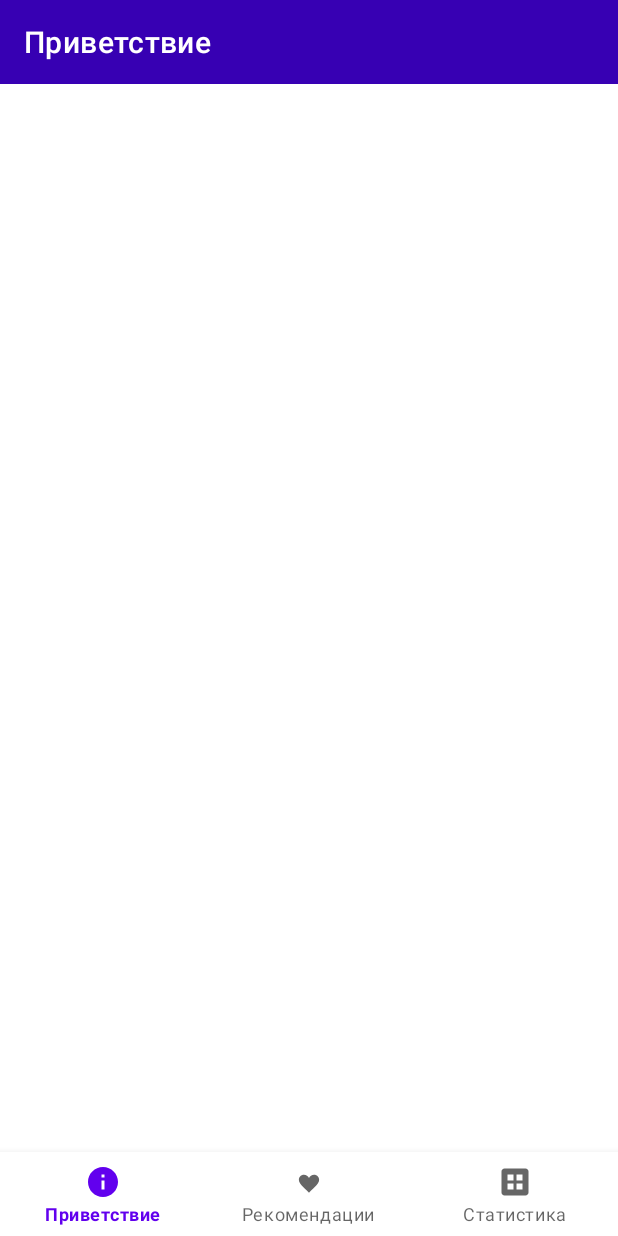
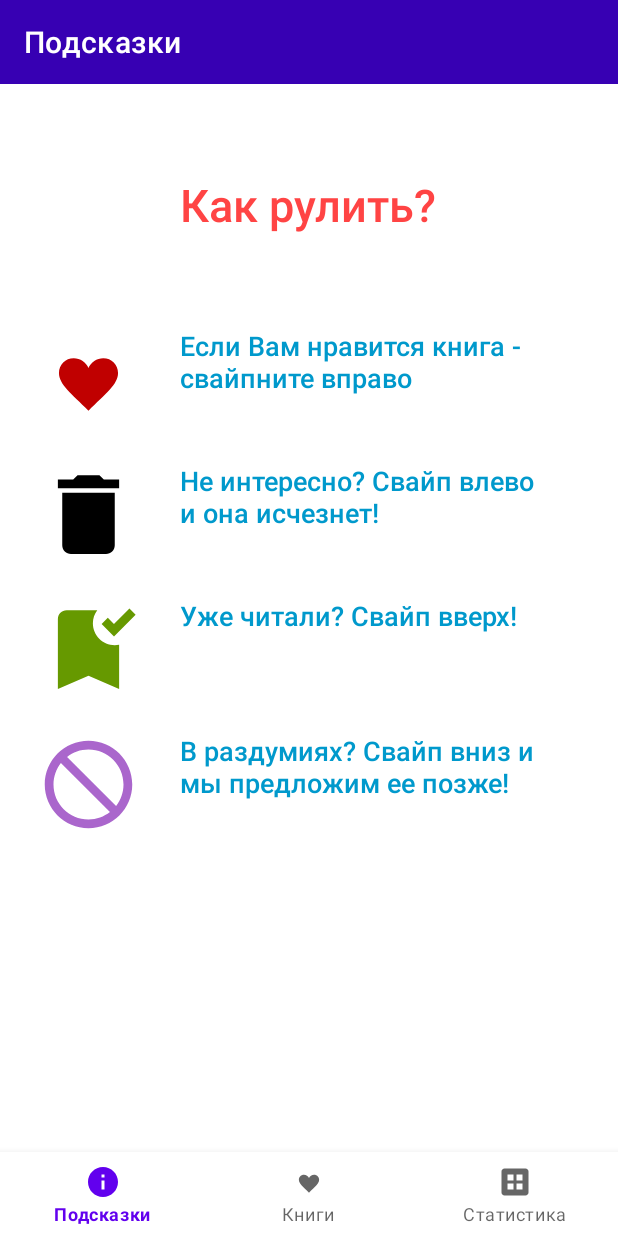
Before and after one commit to V0D14Ka/BookTestTask, an Android app: the screen it shows after launch (MainActivity), on a phone screen of 412 x 824 dp. Run offline under Robolectric (Android 15) with nearby library versions, the phone set to English and light mode, and no system bars; our stand-ins replace navigation-ui; libraries missing offline, so code that uses them is left out: com.github.javafaker; 1 statement that could not run was skipped.

Commit message:
start fragment, some fix

```diff
--- a/app/src/main/java/com/example/booktesttask/App.kt
+++ b/app/src/main/java/com/example/booktesttask/App.kt
@@ -11,7 +11,6 @@ import com.example.booktesttask.sources.SourcesProvider
 
 class App : Application() {
     private lateinit var sourcesProvider: SourcesProvider
-    // --- repositories
     override fun onCreate() {
         super.onCreate()
         SharedPreferencesAppSettings.init(this)
--- a/app/src/main/java/com/example/booktesttask/models/book/BookAdapter.kt
+++ b/app/src/main/java/com/example/booktesttask/models/book/BookAdapter.kt
@@ -42,11 +42,11 @@ class BookAdapter (
             if(item.preview.isNotBlank()) {
                 Glide.with(itemImage)
                     .load(item.preview)
-                    .placeholder(R.drawable.ic_launcher_background)
-                    .error(R.drawable.ic_launcher_background)
+                    .placeholder(R.drawable.ic_image)
+                    .error(R.drawable.ic_image)
                     .into(itemImage)
             }else {
-                itemImage.setImageResource(R.drawable.ic_launcher_background)
+                itemImage.setImageResource(R.drawable.ic_image)
             }
         }
     }
--- a/app/src/main/java/com/example/booktesttask/screens/info/InfoViewModel.kt
+++ b/app/src/main/java/com/example/booktesttask/screens/info/InfoViewModel.kt
@@ -31,7 +31,7 @@ class InfoViewModel(private val userRepository: UserRepository): ViewModel() {
 
     fun getUser() = viewModelScope.launch {
         showProgress()
-        delay(1000)
+        delay(500)
         try {
             userRepository.getInfo()
             userRepository.addListener(listener)
--- a/app/src/main/java/com/example/booktesttask/screens/main/SplashFragment.kt
+++ b/app/src/main/java/com/example/booktesttask/screens/main/SplashFragment.kt
@@ -30,7 +30,7 @@ class SplashFragment: Fragment(R.layout.fragment_splash) {
         intent.addFlags(Intent.FLAG_ACTIVITY_NEW_TASK or Intent.FLAG_ACTIVITY_CLEAR_TASK)
         val args = MainActivityArgs(isSignedIn)
         intent.putExtras(args.toBundle())
-        Handler().postDelayed({startActivity(intent)}, 5000)
+        Handler().postDelayed({startActivity(intent)}, 2000)
 //        startActivity(intent)
     }
 
--- /dev/null
+++ b/app/src/main/res/drawable/ic_image.xml
@@ -0,0 +1,5 @@
+<vector android:height="24dp" android:tint="#000000"
+    android:viewportHeight="24" android:viewportWidth="24"
+    android:width="24dp" xmlns:android="http://schemas.android.com/apk/res/android">
+    <path android:fillColor="@android:color/white" android:pathData="M21,19V5c0,-1.1 -0.9,-2 -2,-2H5c-1.1,0 -2,0.9 -2,2v14c0,1.1 0.9,2 2,2h14c1.1,0 2,-0.9 2,-2zM8.5,13.5l2.5,3.01L14.5,12l4.5,6H5l3.5,-4.5z"/>
+</vector>
--- a/app/src/main/res/drawable/ic_not_interested.xml
+++ b/app/src/main/res/drawable/ic_not_interested.xml
@@ -1,5 +1,5 @@
 <vector android:height="130dp"
     android:viewportHeight="24" android:viewportWidth="24"
     android:width="130dp" xmlns:android="http://schemas.android.com/apk/res/android">
-    <path android:fillColor="@android:color/holo_green_dark" android:pathData="M12,2C6.48,2 2,6.48 2,12s4.48,10 10,10 10,-4.48 10,-10S17.52,2 12,2zM12,20c-4.42,0 -8,-3.58 -8,-8 0,-1.85 0.63,-3.55 1.69,-4.9L16.9,18.31C15.55,19.37 13.85,20 12,20zM18.31,16.9L7.1,5.69C8.45,4.63 10.15,4 12,4c4.42,0 8,3.58 8,8 0,1.85 -0.63,3.55 -1.69,4.9z"/>
+    <path android:fillColor="@android:color/holo_purple" android:pathData="M12,2C6.48,2 2,6.48 2,12s4.48,10 10,10 10,-4.48 10,-10S17.52,2 12,2zM12,20c-4.42,0 -8,-3.58 -8,-8 0,-1.85 0.63,-3.55 1.69,-4.9L16.9,18.31C15.55,19.37 13.85,20 12,20zM18.31,16.9L7.1,5.69C8.45,4.63 10.15,4 12,4c4.42,0 8,3.58 8,8 0,1.85 -0.63,3.55 -1.69,4.9z"/>
 </vector>
--- a/app/src/main/res/layout/fragment_info.xml
+++ b/app/src/main/res/layout/fragment_info.xml
@@ -97,13 +97,13 @@
             android:id="@+id/topgenres"
             android:layout_width="wrap_content"
             android:layout_height="wrap_content"
-            tools:text="12"
             android:fontFamily="sans-serif-medium"
+            android:textColor="@android:color/holo_blue_dark"
             android:textSize="18sp"
-            android:textColor="@android:color/holo_blue_dark"
             app:layout_constraintBottom_toBottomOf="@id/texttopgenres"
-            app:layout_constraintEnd_toEndOf="@id/readcount"
-            app:layout_constraintTop_toTopOf="@id/texttopgenres" />
+            app:layout_constraintStart_toStartOf="@+id/readcount"
+            app:layout_constraintTop_toTopOf="@id/texttopgenres"
+            android:text="В разработке" />
 
         <Button
             android:id="@+id/ShareButton"
@@ -112,8 +112,10 @@
             android:text="Поделиться"
             app:layout_constraintBottom_toBottomOf="parent"
             app:layout_constraintEnd_toEndOf="parent"
+            app:layout_constraintHorizontal_bias="0.498"
             app:layout_constraintStart_toStartOf="parent"
-            app:layout_constraintTop_toBottomOf="@+id/textView" />
+            app:layout_constraintTop_toBottomOf="@+id/textView"
+            app:layout_constraintVertical_bias="0.645" />
     </androidx.constraintlayout.widget.ConstraintLayout>
 
     <ProgressBar
--- a/app/src/main/res/layout/fragment_start.xml
+++ b/app/src/main/res/layout/fragment_start.xml
@@ -1,6 +1,103 @@
 <?xml version="1.0" encoding="utf-8"?>
 <androidx.constraintlayout.widget.ConstraintLayout xmlns:android="http://schemas.android.com/apk/res/android"
+    xmlns:app="http://schemas.android.com/apk/res-auto"
+    xmlns:tools="http://schemas.android.com/tools"
     android:layout_width="match_parent"
     android:layout_height="match_parent">
 
+    <TextView
+        android:id="@+id/guide"
+        android:layout_width="wrap_content"
+        android:layout_height="wrap_content"
+        android:layout_marginTop="60dp"
+        android:text="Как рулить?"
+        android:fontFamily="sans-serif-medium"
+        android:textSize="30sp"
+        android:textColor="@android:color/holo_red_light"
+        app:layout_constraintEnd_toEndOf="parent"
+        app:layout_constraintHorizontal_bias="0.498"
+        app:layout_constraintStart_toStartOf="parent"
+        app:layout_constraintTop_toTopOf="parent" />
+
+    <ImageView
+        android:id="@+id/likeView"
+        android:layout_width="70dp"
+        android:layout_height="70dp"
+        android:layout_marginStart="24dp"
+        app:layout_constraintBottom_toBottomOf="parent"
+        app:layout_constraintStart_toStartOf="parent"
+        app:layout_constraintTop_toTopOf="parent"
+        app:layout_constraintVertical_bias="0.252"
+        app:srcCompat="@drawable/ic_item_heart" />
+
+    <ImageView
+        android:id="@+id/dislikeView"
+        android:layout_width="70dp"
+        android:layout_height="70dp"
+        android:layout_marginTop="20dp"
+        app:layout_constraintStart_toStartOf="@id/likeView"
+        app:layout_constraintTop_toBottomOf="@id/likeView"
+        app:srcCompat="@drawable/ic_dislike" />
+
+    <ImageView
+        android:id="@+id/alreadyreadView"
+        android:layout_width="70dp"
+        android:layout_height="70dp"
+        android:layout_marginTop="20dp"
+        app:layout_constraintStart_toStartOf="@id/dislikeView"
+        app:layout_constraintTop_toBottomOf="@id/dislikeView"
+        app:srcCompat="@drawable/ic_already_read" />
+
+    <ImageView
+        android:id="@+id/imageView4"
+        android:layout_width="70dp"
+        android:layout_marginTop="20dp"
+        android:layout_height="70dp"
+        app:layout_constraintStart_toStartOf="@id/alreadyreadView"
+        app:layout_constraintTop_toBottomOf="@id/alreadyreadView"
+        app:srcCompat="@drawable/ic_not_interested" />
+
+    <TextView
+        android:id="@+id/likeText"
+        android:layout_width="250dp"
+        android:layout_height="wrap_content"
+        android:fontFamily="sans-serif-medium"
+        android:text="@string/liketext"
+        android:textColor="@android:color/holo_blue_dark"
+        android:textSize="18sp"
+        app:layout_constraintStart_toStartOf="@+id/guide"
+        app:layout_constraintTop_toTopOf="@+id/likeView" />
+
+    <TextView
+        android:id="@+id/dislikeText"
+        android:layout_width="250dp"
+        android:layout_height="wrap_content"
+        android:text="@string/disliketext"
+        android:fontFamily="sans-serif-medium"
+        android:textSize="18sp"
+        android:textColor="@android:color/holo_blue_dark"
+        app:layout_constraintStart_toStartOf="@id/likeText"
+        app:layout_constraintTop_toTopOf="@+id/dislikeView" />
+
+    <TextView
+        android:id="@+id/alreadyText"
+        android:layout_width="250dp"
+        android:layout_height="wrap_content"
+        android:text="@string/alreadytext"
+        android:fontFamily="sans-serif-medium"
+        android:textSize="18sp"
+        android:textColor="@android:color/holo_blue_dark"
+        app:layout_constraintStart_toStartOf="@id/dislikeText"
+        app:layout_constraintTop_toTopOf="@+id/alreadyreadView" />
+
+    <TextView
+        android:id="@+id/skipText"
+        android:layout_width="250dp"
+        android:layout_height="wrap_content"
+        android:text="@string/skiptext"
+        android:fontFamily="sans-serif-medium"
+        android:textSize="18sp"
+        android:textColor="@android:color/holo_blue_dark"
+        app:layout_constraintStart_toStartOf="@id/alreadyText"
+        app:layout_constraintTop_toTopOf="@+id/imageView4" />
 </androidx.constraintlayout.widget.ConstraintLayout>
--- a/app/src/main/res/menu/main_menu.xml
+++ b/app/src/main/res/menu/main_menu.xml
@@ -2,11 +2,11 @@
 <menu xmlns:android="http://schemas.android.com/apk/res/android">
 
     <item android:id="@+id/startFragment"
-        android:title="Приветствие"
+        android:title="Подсказки"
         android:icon="@drawable/ic_info"/>
 
     <item android:id="@+id/tinderFragment"
-        android:title="Рекомендации"
+        android:title="Книги"
         android:icon="@drawable/ic_item_heart"/>
 
     <item android:id="@+id/infoFragment"
--- a/app/src/main/res/navigation/nav_graph.xml
+++ b/app/src/main/res/navigation/nav_graph.xml
@@ -11,7 +11,7 @@
     <fragment
         android:id="@+id/startFragment"
         android:name="com.example.booktesttask.screens.start.StartFragment"
-        android:label="Приветствие" />
+        android:label="Подсказки" />
     <fragment
         android:id="@+id/tinderFragment"
         android:name="com.example.booktesttask.screens.tinder.TinderFragment"
--- a/app/src/main/res/values/strings.xml
+++ b/app/src/main/res/values/strings.xml
@@ -1,3 +1,7 @@
 <resources>
     <string name="app_name">BookTestTask</string>
+    <string name="liketext">Если Вам нравится книга - свайпните вправо</string>
+    <string name="disliketext">Не интересно? Свайп влево и она исчезнет!</string>
+    <string name="alreadytext">Уже читали? Свайп вверх!</string>
+    <string name="skiptext">В раздумиях? Свайп вниз и мы предложим ее позже!</string>
 </resources>
```
